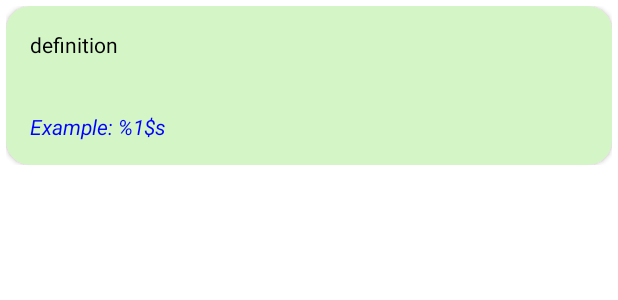
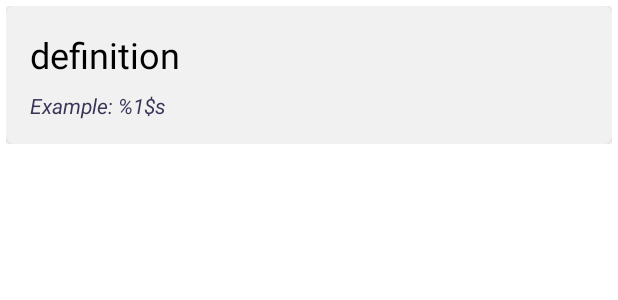
Before and after one commit to muradeliyev/Dictionary, an Android app: the layout item_layout_definition.xml on its own in the app's theme, with its tools: preview values and no code run, on a phone screen of 412 x 824 dp. Shown: the top 300 px of the screen. Run offline under Robolectric (Android 15) with nearby library versions, the phone set to English and light mode, and no system bars.

Commit message:
adding clickable synonyms

```diff
--- a/app/build.gradle
+++ b/app/build.gradle
@@ -66,4 +66,7 @@ dependencies {
 
     def lottieVersion = "3.7.0"
     implementation "com.airbnb.android:lottie:$lottieVersion"
+
+    // EventBus
+    implementation 'org.greenrobot:eventbus:3.2.0'
 }
--- a/app/src/main/res/layout/item_layout_definition.xml
+++ b/app/src/main/res/layout/item_layout_definition.xml
@@ -1,66 +1,50 @@
 <?xml version="1.0" encoding="utf-8"?>
-<androidx.constraintlayout.widget.ConstraintLayout xmlns:android="http://schemas.android.com/apk/res/android"
+<LinearLayout xmlns:android="http://schemas.android.com/apk/res/android"
+    xmlns:app="http://schemas.android.com/apk/res-auto"
     android:layout_width="match_parent"
     android:layout_height="wrap_content"
-    xmlns:app="http://schemas.android.com/apk/res-auto"
-    android:padding="4dp"
-    >
+    android:padding="4dp">
 
     <androidx.cardview.widget.CardView
         android:id="@+id/cvContainer"
-        android:layout_width="0dp"
+        android:layout_width="match_parent"
         android:layout_height="wrap_content"
-        android:backgroundTint="#D4F6C7"
-        app:cardCornerRadius="16dp"
+        android:backgroundTint="#F1F1F1"
         android:outlineAmbientShadowColor="@android:color/holo_red_dark"
-        app:layout_constraintStart_toStartOf="parent"
-        app:layout_constraintEnd_toEndOf="parent"
-        app:layout_constraintTop_toTopOf="parent"
-        >
+        app:cardCornerRadius="5dp">
 
-        <androidx.constraintlayout.widget.ConstraintLayout
+        <LinearLayout
             android:id="@+id/container"
             android:layout_width="match_parent"
             android:layout_height="match_parent"
-            android:padding="16dp"
-            >
+            android:orientation="vertical"
+            android:padding="16dp">
 
             <TextView
                 android:id="@+id/tvDefinition"
-            android:layout_width="0dp"
+                android:layout_width="match_parent"
                 android:layout_height="wrap_content"
                 android:text="definition"
                 android:textColor="@color/black"
-            app:layout_constraintStart_toStartOf="@id/container"
-            app:layout_constraintEnd_toEndOf="@id/container"
-            app:layout_constraintTop_toTopOf="@id/container"
-            />
-        <TextView
-            android:id="@+id/tvSynonyms"
-            android:layout_width="0dp"
+                android:textSize="24sp" />
+
+            <LinearLayout
+                android:id="@+id/llSynonyms"
+                android:layout_width="match_parent"
                 android:layout_height="wrap_content"
-            android:textColor="#97491E"
-            app:layout_constraintTop_toBottomOf="@id/tvDefinition"
-            app:layout_constraintStart_toStartOf="@id/container"
-            app:layout_constraintEnd_toEndOf="@id/container"
-            android:layout_marginTop="8dp"
-            android:paddingStart="24dp"
-            />
+                android:orientation="vertical" />
+
             <TextView
                 android:id="@+id/tvExample"
-            android:layout_width="0dp"
+                android:layout_width="match_parent"
                 android:layout_height="wrap_content"
+                android:layout_marginTop="8dp"
                 android:text="@string/example"
-            android:textColor="#00f"
-            android:textStyle="italic"
-            android:layout_marginTop="8dp"
-            app:layout_constraintStart_toStartOf="@id/container"
-            app:layout_constraintEnd_toEndOf="@id/container"
-            app:layout_constraintTop_toBottomOf="@id/tvSynonyms"
-            />
+                android:textColor="#3b3355"
+                android:textStyle="italic" />
 
-        </androidx.constraintlayout.widget.ConstraintLayout>
+        </LinearLayout>
 
     </androidx.cardview.widget.CardView>
 
-</androidx.constraintlayout.widget.ConstraintLayout>
+</LinearLayout>
--- a/app/src/main/res/values/strings.xml
+++ b/app/src/main/res/values/strings.xml
@@ -8,4 +8,5 @@
     <string name="part_of_speech">(%1$s)</string>
     <string name="no_internet_connection">No Internet connection!</string>
     <string name="not_found">\"%1$s\" is not found :(</string>
+    <string name="underlined_text"><u>%1$s</u></string>
 </resources>
--- a/build.gradle
+++ b/build.gradle
@@ -6,7 +6,7 @@ buildscript {
         mavenCentral()
     }
     dependencies {
-        classpath "com.android.tools.build:gradle:4.2.1"
+        classpath 'com.android.tools.build:gradle:7.0.0'
         classpath "org.jetbrains.kotlin:kotlin-gradle-plugin:$kotlin_version"
 
         def nav_version = "2.3.5"
```
Also changed, not shown: app/src/main/java/com/example/dictionary/ui/definitions/DefinitionRVAdapter.kt (+24 -14 lines), app/src/main/java/com/example/dictionary/ui/definitions/DefinitionsFragment.kt (+28 -17 lines), app/src/main/res/layout/item_synonym.xml (added, +12 -0 lines), gradle/wrapper/gradle-wrapper.properties, 1 other file. Lines whose indentation alone changed are shown as unchanged.
